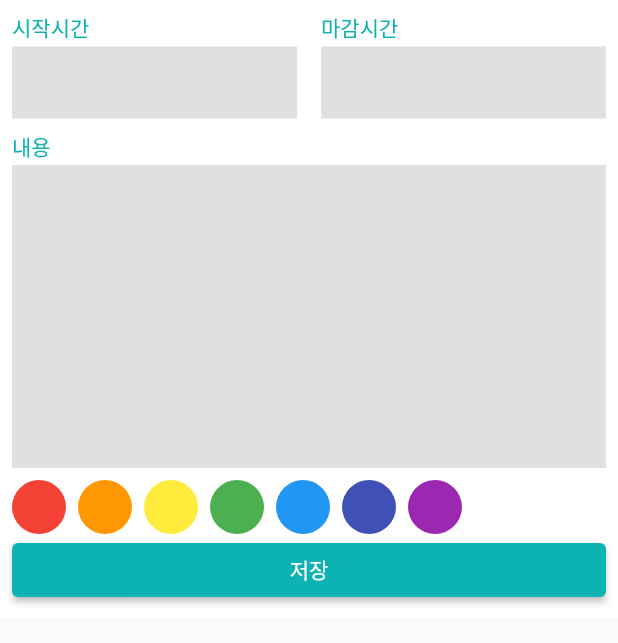
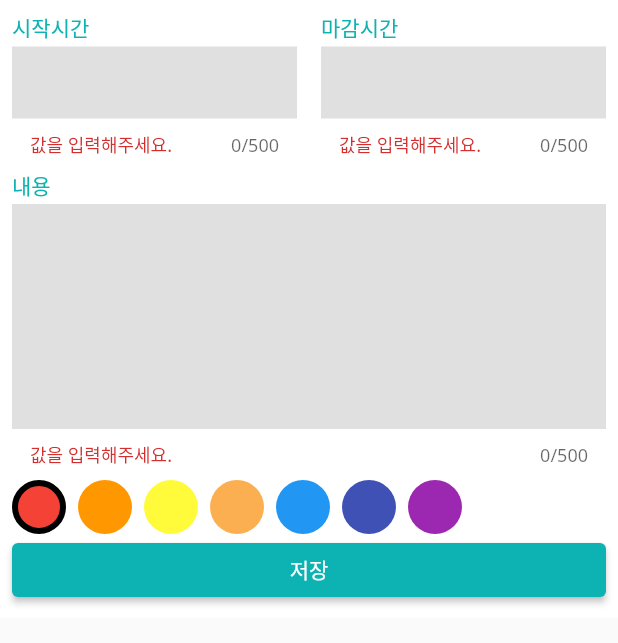
Before and after one commit to emmet-lv99/study_calendar_scheduler, a Flutter app: the ScheduleBottomSheet widget shown alone on an empty page, opened directly, on a phone screen of 412 x 824 dp. Shown: the top 643 px of the screen. Run offline on Flutter 3.47's test engine with Material 2 defaults, Android fonts, the phone set to English and light mode, and no system bars; our stand-ins replace drift, get_it, table_calendar; accounts and stored records are empty; generated files the repository leaves out were written again.

Commit message:
set selected Id initial value

```diff
--- a/lib/component/custom_text_field.dart
+++ b/lib/component/custom_text_field.dart
@@ -5,7 +5,13 @@ import 'package:flutter/services.dart';
 class CustomTextField extends StatelessWidget {
   final String label;
   final bool isTime;
-  const CustomTextField({required this.label, required this.isTime, Key? key})
+  final FormFieldSetter<String>? onSaved;
+
+  const CustomTextField(
+      {required this.onSaved,
+      required this.label,
+      required this.isTime,
+      Key? key})
       : super(key: key);
 
   @override
@@ -33,15 +39,30 @@ class CustomTextField extends StatelessWidget {
 
   Widget renderTextField() {
     return TextFormField(
+      onSaved: onSaved,
       validator: (String? val) {
         if (val == null || val.isEmpty) {
           return '값을 입력해주세요.';
         }
+
+        if (isTime) {
+          int time = int.parse(val);
+          if (time < 0) {
+            return '0이상의 숫자를 입력해주세요.';
+          }
+          if (time > 24) {
+            return '24이하의 숫자를 입력해주세요.';
+          }
+        } else {
+          return null;
+        }
+
         return null;
       },
       cursorColor: PRIMARY_COLOR,
       keyboardType: isTime ? TextInputType.number : TextInputType.multiline,
       maxLines: isTime ? 1 : null,
+      maxLength: 500,
       expands: !isTime,
       inputFormatters: isTime
           ? [
--- a/lib/component/schedule_bottom_sheet.dart
+++ b/lib/component/schedule_bottom_sheet.dart
@@ -1,6 +1,8 @@
 import 'package:calendar_scheduler/component/custom_text_field.dart';
 import 'package:calendar_scheduler/const/colors.dart';
+import 'package:calendar_scheduler/database/drift_database.dart';
 import 'package:flutter/material.dart';
+import 'package:get_it/get_it.dart';
 
 class ScheduleBottomSheet extends StatefulWidget {
   const ScheduleBottomSheet({Key? key}) : super(key: key);
@@ -11,7 +13,10 @@ class ScheduleBottomSheet extends StatefulWidget {
 
 class _ScheduleBottomSheetState extends State<ScheduleBottomSheet> {
   final GlobalKey<FormState> formkey = GlobalKey();
-
+  int? startTime;
+  int? endTime;
+  String? content;
+  int? selectedId;
   @override
   Widget build(BuildContext context) {
     final bottomInsets = MediaQuery.of(context).viewInsets.bottom;
@@ -29,20 +34,49 @@ class _ScheduleBottomSheetState extends State<ScheduleBottomSheet> {
               padding: const EdgeInsets.all(8.0),
               child: Form(
                 key: formkey,
+                autovalidateMode: AutovalidateMode.always,
                 child: Column(
                   crossAxisAlignment: CrossAxisAlignment.start,
                   children: [
-                    _Time(),
-                    SizedBox(
-                      height: 8,
-                    ),
-                    Expanded(
-                      child: CustomTextField(isTime: false, label: '내용'),
+                    _Time(
+                      onSavedStart: (String? val) {
+                        startTime = int.parse(val!);
+                      },
+                      onSavedEnd: (String? val) {
+                        endTime = int.parse(val!);
+                      },
                     ),
                     SizedBox(
                       height: 8,
                     ),
-                    _ColorPicker(),
+                    _Content(
+                      onSaved: (String? val) {
+                        content = val;
+                      },
+                    ),
+                    SizedBox(
+                      height: 8,
+                    ),
+                    FutureBuilder<List<CategoryColor>>(
+                        future: GetIt.I<LocalDatabase>().getCategoryColors(),
+                        builder: (context, snapshot) {
+                          if (selectedId == null &&
+                              snapshot.hasData &&
+                              snapshot.data!.isNotEmpty) {
+                            selectedId = snapshot.data![0].id;
+                          }
+
+                          return _ColorPicker(
+                            colors: snapshot.hasData ? snapshot.data! : [],
+                            selectedId: selectedId!,
+                          );
+
+                          //   _ColorPicker(
+                          //   colors: snapshot.hasData ? snapshot.data! : [],
+                          //   selectedId: selectedId!,
+                          //   colorIdSetter: (int id) {},
+                          // );
+                        }),
                     _SaveButton(onPressed: onSavePressed),
                   ],
                 ),
@@ -60,6 +94,7 @@ class _ScheduleBottomSheetState extends State<ScheduleBottomSheet> {
     }
     if (formkey.currentState!.validate()) {
       print('에러가 없습니다');
+      formkey.currentState?.save();
     } else {
       print('에러가 있습니다.');
     }
@@ -67,8 +102,10 @@ class _ScheduleBottomSheetState extends State<ScheduleBottomSheet> {
 }
 
 class _Time extends StatelessWidget {
-  const _Time({Key? key}) : super(key: key);
-
+  final FormFieldSetter<String> onSavedStart;
+  final FormFieldSetter<String> onSavedEnd;
+  const _Time({required this.onSavedStart, required this.onSavedEnd, Key? key})
+      : super(key: key);
   @override
   Widget build(BuildContext context) {
     return Row(
@@ -77,6 +114,7 @@ class _Time extends StatelessWidget {
           child: CustomTextField(
             isTime: true,
             label: '시작시간',
+            onSaved: onSavedStart,
           ),
         ),
         SizedBox(
@@ -86,9 +124,26 @@ class _Time extends StatelessWidget {
           child: CustomTextField(
             isTime: true,
             label: '마감시간',
+            onSaved: onSavedEnd,
           ),
         ),
       ],
+    );
+  }
+}
+
+class _Content extends StatelessWidget {
+  final FormFieldSetter<String> onSaved;
+  const _Content({required this.onSaved, Key? key}) : super(key: key);
+
+  @override
+  Widget build(BuildContext context) {
+    return Expanded(
+      child: CustomTextField(
+        isTime: false,
+        label: '내용',
+        onSaved: onSaved,
+      ),
     );
   }
 }
@@ -115,33 +170,96 @@ class _SaveButton extends StatelessWidget {
   }
 }
 
+typedef ColorIdSetter = void Function(int val);
+
 class _ColorPicker extends StatelessWidget {
-  const _ColorPicker({Key? key}) : super(key: key);
+  final List<CategoryColor> colors;
+  final int selectedId;
+  const _ColorPicker({required this.colors, required this.selectedId, Key? key})
+      : super(key: key);
 
   @override
   Widget build(BuildContext context) {
     return Wrap(
-      spacing: 8,
-      children: [
-        renderColor(Colors.red),
-        renderColor(Colors.orange),
-        renderColor(Colors.yellow),
-        renderColor(Colors.green),
-        renderColor(Colors.blue),
-        renderColor(Colors.indigo),
-        renderColor(Colors.purple),
-      ],
+      spacing: 8.0,
+      runSpacing: 10.0,
+      children: colors
+          .map(
+            (e) => renderColor(e, selectedId == e.id),
+          )
+          .toList(),
     );
   }
 
-  Widget renderColor(color) {
+  Widget renderColor(CategoryColor color, bool selectedId) {
     return Container(
       width: 36,
       height: 36,
       decoration: BoxDecoration(
         shape: BoxShape.circle,
-        color: color,
+        border: selectedId
+            ? Border.all(
+                color: Colors.black,
+                width: 4,
+              )
+            : null,
+        color: Color(
+          int.parse('FF${color.hexCode}', radix: 16),
+        ),
       ),
     );
   }
 }
+
+// class _ColorPicker extends StatelessWidget {
+//   final List<CategoryColor> colors;
+//   final int selectedId;
+//   final ColorIdSetter colorIdSetter;
+//   const _ColorPicker({
+//     required this.colorIdSetter,
+//     required this.selectedId,
+//     required this.colors,
+//     Key? key,
+//   }) : super(key: key);
+//
+//   @override
+//   Widget build(BuildContext context) {
+//     return Wrap(
+//       spacing: 8.0,
+//       runSpacing: 10.0,
+//       children: [Container()],
+//     );
+//   }
+//   //   print(colors);
+//   //   return Wrap(
+//   //     spacing: 8,
+//   //     children: colors
+//   //         .map(
+//   //           (e) => GestureDetector(
+//   //             onTap: () {},
+//   //             child: renderColor(e, selectedId == e.id),
+//   //           ),
+//   //         )
+//   //         .toList(),
+//   //   );
+//   // }
+//   //
+//   // Widget renderColor(CategoryColor color, bool selectedId) {
+//   //   return Container(
+//   //     width: 36,
+//   //     height: 36,
+//   //     decoration: BoxDecoration(
+//   //       shape: BoxShape.circle,
+//   //       border: selectedId
+//   //           ? Border.all(
+//   //               color: Colors.black,
+//   //               width: 4,
+//   //             )
+//   //           : null,
+//   //       color: Color(
+//   //         int.parse('FF${color.hexCode}', radix: 16),
+//   //       ),
+//   //     ),
+//   //   );
+//   // }
+// }
--- a/lib/main.dart
+++ b/lib/main.dart
@@ -2,6 +2,7 @@ import 'package:calendar_scheduler/database/drift_database.dart';
 import 'package:calendar_scheduler/screen/home_screen.dart';
 import 'package:drift/drift.dart';
 import 'package:flutter/material.dart';
+import 'package:get_it/get_it.dart';
 import 'package:intl/date_symbol_data_local.dart';
 
 const DEFAULT_COLORS = [
@@ -31,6 +32,8 @@ void main() async {
     }
   }
 
+  GetIt.I.registerSingleton<LocalDatabase>(database);
+
   runApp(
     MaterialApp(
       theme: ThemeData(
--- a/pubspec.yaml
+++ b/pubspec.yaml
@@ -41,6 +41,7 @@ dependencies:
   sqlite3_flutter_libs: ^0.5.0
   path_provider: ^2.0.0
   path: ^1.8.3
+  get_it: 7.2.0
 
 dev_dependencies:
   flutter_test:
```
Also changed, not shown: pubspec.lock.
